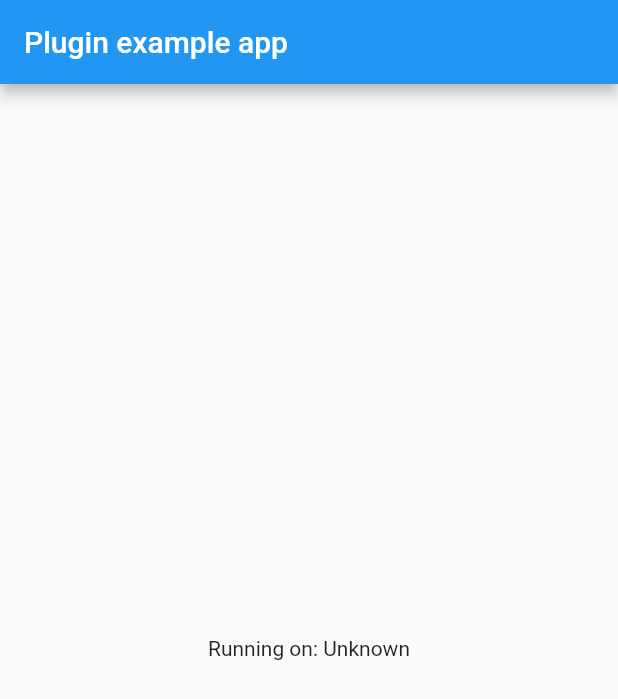
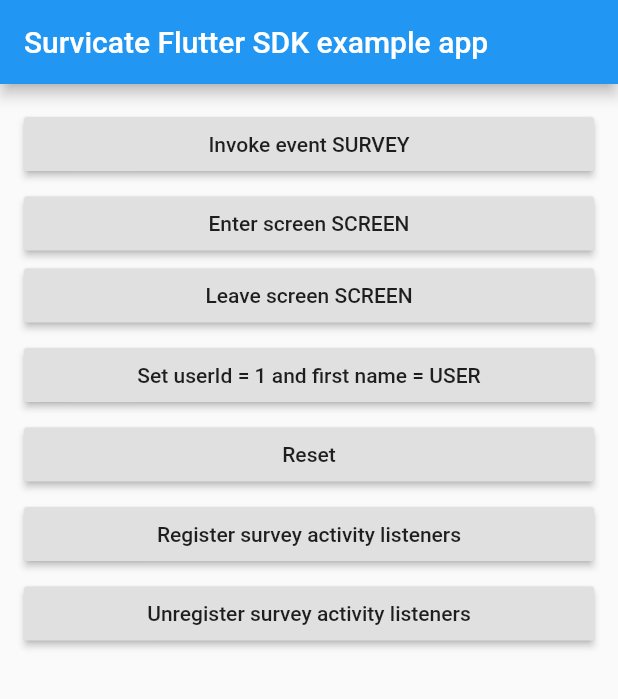
Before and after one commit to andre-paraense/survicate-flutter-sdk, a Flutter app: the screen it shows after launch, on a phone screen of 412 x 824 dp. Shown: the top 699 px of the screen. Run offline on Flutter 3.47's test engine with Material 2 defaults, Android fonts, the phone set to English and light mode, and no system bars.

Commit message:
Example app

```diff
--- a/example/lib/main.dart
+++ b/example/lib/main.dart
@@ -1,5 +1,7 @@
 import 'package:flutter/material.dart';
-import 'dart:async';
+import 'package:survicate_flutter_sdk/models/survicate_answer_model.dart';
+import 'package:survicate_flutter_sdk/models/user_traits_model.dart';
+import 'package:survicate_flutter_sdk/survicate_flutter_sdk.dart';
 
 void main() {
   runApp(MyApp());
@@ -11,32 +13,21 @@ class MyApp extends StatefulWidget {
 }
 
 class _MyAppState extends State<MyApp> {
-  String _platformVersion = 'Unknown';
+
+  SurvicateFlutterSdk survicateFlutterSdk;
+  String surveyIdDisplayed;
+  String surveyIdAnswered;
+  num questionIdAnswered;
+  SurvicateAnswerModel answer;
+  String surveyIdClosed;
+  String surveyIdCompleted;
 
   @override
   void initState() {
     super.initState();
-    initPlatformState();
-  }
-
-  // Platform messages are asynchronous, so we initialize in an async method.
-  Future<void> initPlatformState() async {
-    // String platformVersion;
-    // // Platform messages may fail, so we use a try/catch PlatformException.
-    // try {
-    //   platformVersion = await SurvicateFlutterSdk.platformVersion;
-    // } on PlatformException {
-    //   platformVersion = 'Failed to get platform version.';
-    // }
-
-    // If the widget was removed from the tree while the asynchronous platform
-    // message was in flight, we want to discard the reply rather than calling
-    // setState to update our non-existent appearance.
-    if (!mounted) return;
-
-    // setState(() {
-    //   _platformVersion = platformVersion;
-    // });
+    if(survicateFlutterSdk == null){
+      survicateFlutterSdk = SurvicateFlutterSdk();
+    }
   }
 
   @override
@@ -44,11 +35,157 @@ class _MyAppState extends State<MyApp> {
     return MaterialApp(
       home: Scaffold(
         appBar: AppBar(
-          title: const Text('Plugin example app'),
+          title: const Text('Survicate Flutter SDK example app'),
         ),
-        body: Center(
-          child: Text('Running on: $_platformVersion\n'),
-        ),
+        body: SingleChildScrollView(
+          padding: EdgeInsets.all(16.0),
+          child: Column(
+            mainAxisSize: MainAxisSize.max,
+            mainAxisAlignment: MainAxisAlignment.center,
+            crossAxisAlignment: CrossAxisAlignment.stretch,
+            children: [
+              RaisedButton(
+                onPressed: () {
+                  survicateFlutterSdk.invokeEvent('SURVEY');
+                },
+                child: Text('Invoke event SURVEY'),
+              ),
+              SizedBox(
+                height: 5.0,
+              ),
+              RaisedButton(
+                onPressed: () {
+                  survicateFlutterSdk.enterScreen('SCREEN');
+                },
+                child: Text('Enter screen SCREEN'),
+              ),
+              RaisedButton(
+                onPressed: () {
+                  survicateFlutterSdk.leaveScreen('SCREEN');
+                },
+                child: Text('Leave screen SCREEN'),
+              ),
+              SizedBox(
+                height: 5.0,
+              ),
+              RaisedButton(
+                onPressed: () {
+                  survicateFlutterSdk.setUserTraits(UserTraitsModel(userId: '1', firstName: 'USER'));
+                },
+                child: Text('Set userId = 1 and first name = USER'),
+              ),
+              SizedBox(
+                height: 5.0,
+              ),
+              RaisedButton(
+                onPressed: () {
+                  survicateFlutterSdk.reset();
+                },
+                child: Text('Reset'),
+              ),
+              SizedBox(
+                height: 5.0,
+              ),
+              RaisedButton(
+                onPressed: () {
+                  setState(() {
+                    surveyIdDisplayed = null;
+                    surveyIdAnswered = null;
+                    questionIdAnswered = null;
+                    answer = null;
+                    surveyIdClosed = null;
+                    surveyIdCompleted = null;
+                  });
+                  survicateFlutterSdk.registerSurveyListeners(
+                      callbackSurveyDisplayedListener: (surveyId) {
+                        setState(() {
+                          surveyIdDisplayed = surveyId;
+                        });
+                      },
+                      callbackQuestionAnsweredListener: (surveyId, questionId, answer) {
+                        setState(() {
+                          surveyIdAnswered = surveyId;
+                          questionIdAnswered = questionId;
+                          answer = answer;
+                        });
+                      },
+                      callbackSurveyClosedListener: (surveyId) {
+                        setState(() {
+                          surveyIdClosed = surveyId;
+                        });
+                      },
+                      callbackSurveyCompletedListener: (surveyId) {
+                        setState(() {
+                          surveyIdCompleted = surveyId;
+                        });
+                      }
+                  );
+                },
+                child: Text('Register survey activity listeners'),
+              ),
+              SizedBox(
+                height: 5.0,
+              ),
+              RaisedButton(
+                onPressed: () {
+                  setState(() {
+                    surveyIdDisplayed = null;
+                    surveyIdAnswered = null;
+                    questionIdAnswered = null;
+                    answer = null;
+                    surveyIdClosed = null;
+                    surveyIdCompleted = null;
+                  });
+                  survicateFlutterSdk.unregisterSurveyListeners();
+                },
+                child: Text('Unregister survey activity listeners'),
+              ),
+              SizedBox(
+                height: 5.0,
+              ),
+              surveyIdDisplayed != null
+                  ? Text(
+                  'Last survey displayed id = $surveyIdDisplayed'
+              )
+                  : SizedBox(),
+              surveyIdDisplayed != null
+                  ? SizedBox(
+                height: 5.0,
+              )
+                  : SizedBox(),
+              questionIdAnswered != null
+                  ? Text(
+                  'Last question answered id = $questionIdAnswered from survey id = $surveyIdAnswered, answer type ${answer.type}'
+              )
+                  : SizedBox(),
+              questionIdAnswered != null
+                  ? SizedBox(
+                height: 5.0,
+              )
+                  : SizedBox(),
+              surveyIdClosed != null
+                  ? Text(
+                  'Last survey closed id = $surveyIdClosed'
+              )
+                  : SizedBox(),
+              surveyIdClosed != null
+                  ? SizedBox(
+                height: 5.0,
+              )
+                  : SizedBox(),
+              surveyIdCompleted != null
+                  ? Text(
+                  'Last survey closed id = $surveyIdCompleted'
+              )
+                  : SizedBox(),
+              surveyIdCompleted != null
+                  ? SizedBox(
+                height: 5.0,
+              )
+                  : SizedBox(),
+            ],
+          ),
+        )
       ),
     );
   }
--- a/lib/survicate_flutter_sdk.dart
+++ b/lib/survicate_flutter_sdk.dart
@@ -111,11 +111,12 @@ class SurvicateFlutterSdk {
   /// [callbackQuestionAnsweredListener] the listener to be called after a response submitted to each question.
   /// [callbackSurveyClosedListener] the listener to be called after user closes the survey using the close button.
   /// [callbackSurveyCompletedListener] the listener to be called when user responds to their last question and therefore finishes a survey.
-  Future<bool> registerSurveyListeners(
+  Future<bool> registerSurveyListeners({
       Function(String surveyId) callbackSurveyDisplayedListener,
       Function(String surveyId, num questionId, SurvicateAnswerModel answer) callbackQuestionAnsweredListener,
       Function(String surveyId) callbackSurveyClosedListener,
-      Function(String surveyId) callbackSurveyCompletedListener) async {
+      Function(String surveyId) callbackSurveyCompletedListener
+  }) async {
     if (callbackSurveyDisplayedListener == null || callbackQuestionAnsweredListener == null || callbackSurveyClosedListener == null || callbackSurveyCompletedListener == null) {
       return false;
     }
```
Also changed, not shown: example/pubspec.yaml (+2 -51 lines), 5 other files.
